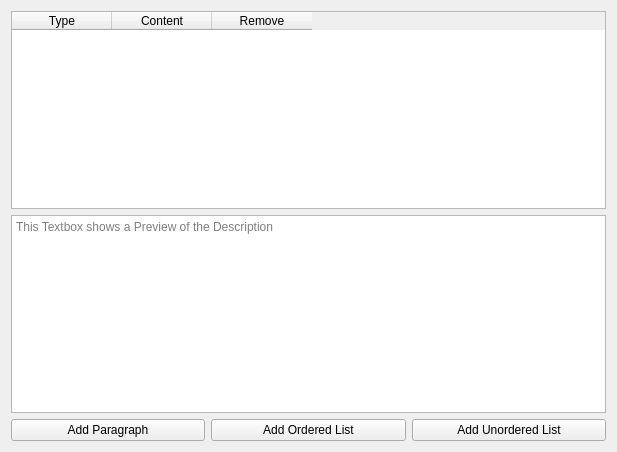
The window that jdAppdataEdit/DescriptionWidget.ui (JakobDev/jdAppStreamEdit) describes before a commit, drawn with Qt 5.
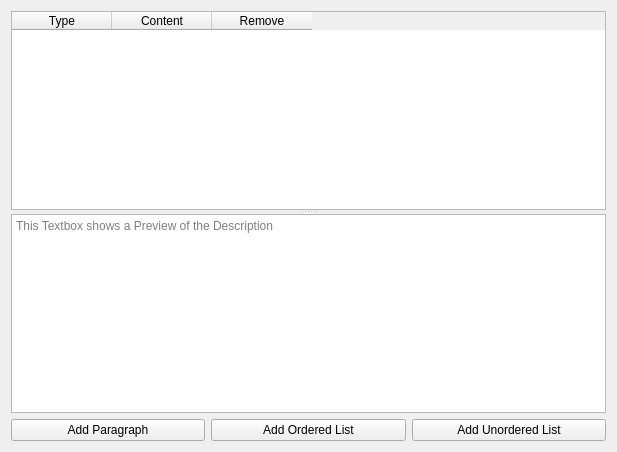
The same window after the commit.

Commit message: Use QSplitter in DescriptionWidget

The edit to the form file:
```diff
--- a/jdAppdataEdit/DescriptionWidget.ui
+++ b/jdAppdataEdit/DescriptionWidget.ui
@@ -15,6 +15,10 @@
   </property>
   <layout class="QVBoxLayout" name="verticalLayout">
    <item>
+    <widget class="QSplitter" name="splitter">
+     <property name="orientation">
+      <enum>Qt::Vertical</enum>
+     </property>
     <widget class="QTableWidget" name="description_table">
      <property name="selectionMode">
       <enum>QAbstractItemView::ExtendedSelection</enum>
@@ -41,8 +45,6 @@
       </property>
      </column>
     </widget>
-   </item>
-   <item>
     <widget class="QTextEdit" name="description_preview">
      <property name="readOnly">
       <bool>true</bool>
@@ -50,6 +52,7 @@
      <property name="placeholderText">
       <string>This Textbox shows a Preview of the Description</string>
      </property>
+     </widget>
     </widget>
    </item>
    <item>
```
Lines whose indentation alone changed are shown as unchanged.
